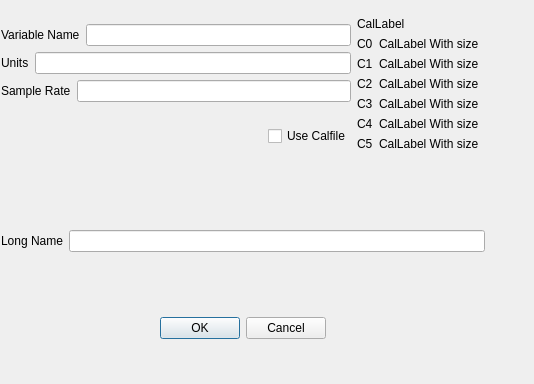
NCAR/aircraft_config_edit, file VariableComboDialog.ui: the form before one commit.
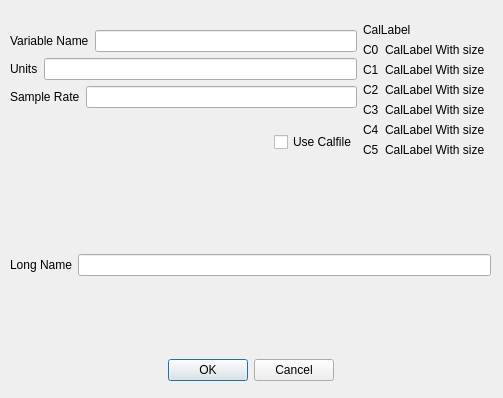
The form after the commit.

Commit message:
Run all the .ui files through designer for cleanup.
A couple derecated items removed.
Geometry adjustments.

What changed in the file:
```diff
--- a/VariableComboDialog.ui
+++ b/VariableComboDialog.ui
@@ -6,8 +6,8 @@
    <rect>
     <x>0</x>
     <y>0</y>
-    <width>534</width>
-    <height>384</height>
+    <width>503</width>
+    <height>398</height>
    </rect>
   </property>
   <property name="sizePolicy">
@@ -19,13 +19,13 @@
   <property name="windowTitle">
    <string>Edit  Variable</string>
   </property>
-  <widget class="QWidget" name="">
+  <widget class="QWidget" name="layoutWidget">
    <property name="geometry">
     <rect>
-     <x>1</x>
-     <y>4</y>
-     <width>484</width>
-     <height>335</height>
+     <x>10</x>
+     <y>10</y>
+     <width>481</width>
+     <height>371</height>
     </rect>
    </property>
    <layout class="QVBoxLayout" name="verticalLayout_3">
```
The commit also changes 4 other files.
